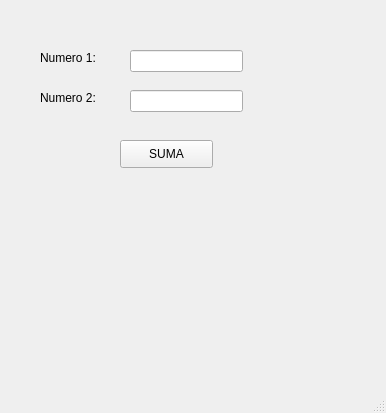
First picture: the form in Programas/U3_Clase/P1_UI_to_Python/P1_Ejemplo.ui, repository NEUTRALDUST21/PIP_2024_3_Eq_Maciel, before the edit.
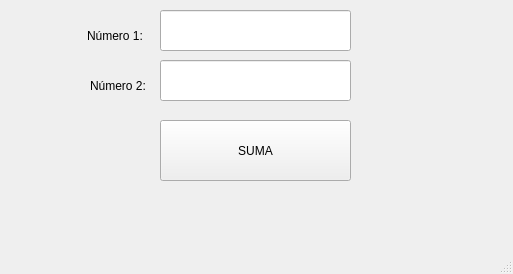
Second picture: the form after the edit.

The edit to the form file:
```diff
--- a/Programas/U3_Clase/P1_UI_to_Python/P1_Ejemplo.ui
+++ b/Programas/U3_Clase/P1_UI_to_Python/P1_Ejemplo.ui
@@ -6,77 +6,95 @@
    <rect>
     <x>0</x>
     <y>0</y>
-    <width>386</width>
-    <height>413</height>
+    <width>513</width>
+    <height>274</height>
    </rect>
   </property>
   <property name="windowTitle">
    <string>MainWindow</string>
   </property>
   <widget class="QWidget" name="centralwidget">
+   <widget class="QPushButton" name="btn_sumar">
+    <property name="geometry">
+     <rect>
+      <x>160</x>
+      <y>120</y>
+      <width>191</width>
+      <height>61</height>
+     </rect>
+    </property>
+    <property name="text">
+     <string>SUMA</string>
+    </property>
+   </widget>
+   <widget class="QLineEdit" name="txt_num1">
+    <property name="geometry">
+     <rect>
+      <x>160</x>
+      <y>10</y>
+      <width>191</width>
+      <height>41</height>
+     </rect>
+    </property>
+    <property name="font">
+     <font>
+      <pointsize>12</pointsize>
+      <bold>true</bold>
+     </font>
+    </property>
+    <property name="text">
+     <string/>
+    </property>
+    <property name="alignment">
+     <set>Qt::AlignCenter</set>
+    </property>
+   </widget>
    <widget class="QLabel" name="label">
     <property name="geometry">
      <rect>
-      <x>40</x>
-      <y>50</y>
-      <width>55</width>
-      <height>16</height>
+      <x>87</x>
+      <y>20</y>
+      <width>61</width>
+      <height>31</height>
      </rect>
     </property>
     <property name="text">
-     <string>Numero 1:</string>
+     <string>Número 1:</string>
     </property>
    </widget>
    <widget class="QLabel" name="label_2">
     <property name="geometry">
      <rect>
-      <x>40</x>
-      <y>90</y>
-      <width>55</width>
-      <height>16</height>
+      <x>90</x>
+      <y>70</y>
+      <width>71</width>
+      <height>31</height>
      </rect>
     </property>
     <property name="text">
-     <string>Numero 2:</string>
-    </property>
-   </widget>
-   <widget class="QLineEdit" name="txt_num1">
-    <property name="geometry">
-     <rect>
-      <x>130</x>
-      <y>50</y>
-      <width>113</width>
-      <height>22</height>
-     </rect>
-    </property>
-    <property name="text">
-     <string/>
+     <string>Número 2:</string>
     </property>
    </widget>
    <widget class="QLineEdit" name="txt_num2">
     <property name="geometry">
      <rect>
-      <x>130</x>
-      <y>90</y>
-      <width>113</width>
-      <height>22</height>
+      <x>160</x>
+      <y>60</y>
+      <width>191</width>
+      <height>41</height>
      </rect>
     </property>
+    <property name="font">
+     <font>
+      <pointsize>12</pointsize>
+      <bold>true</bold>
+     </font>
+    </property>
     <property name="text">
      <string/>
     </property>
-   </widget>
-   <widget class="QPushButton" name="btn_sumar">
-    <property name="geometry">
-     <rect>
-      <x>120</x>
-      <y>140</y>
-      <width>93</width>
-      <height>28</height>
-     </rect>
-    </property>
-    <property name="text">
-     <string>SUMA</string>
+    <property name="alignment">
+     <set>Qt::AlignCenter</set>
     </property>
    </widget>
   </widget>
```
Left out of the diff: 4 changed lines with no effect on the pictures.
